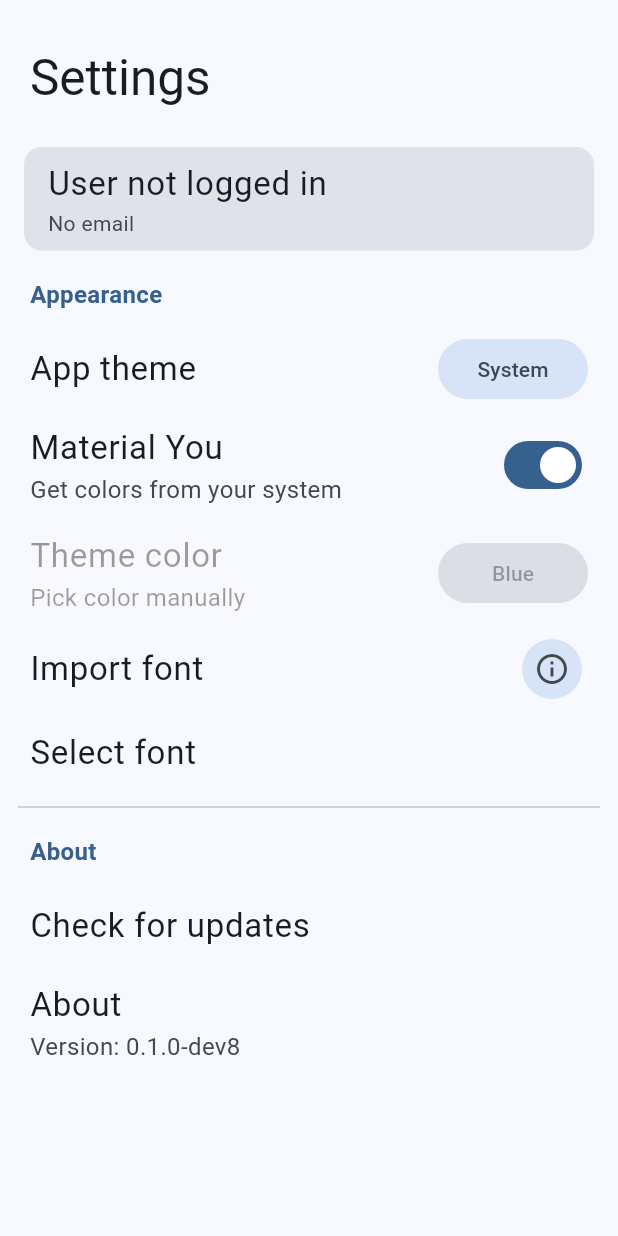
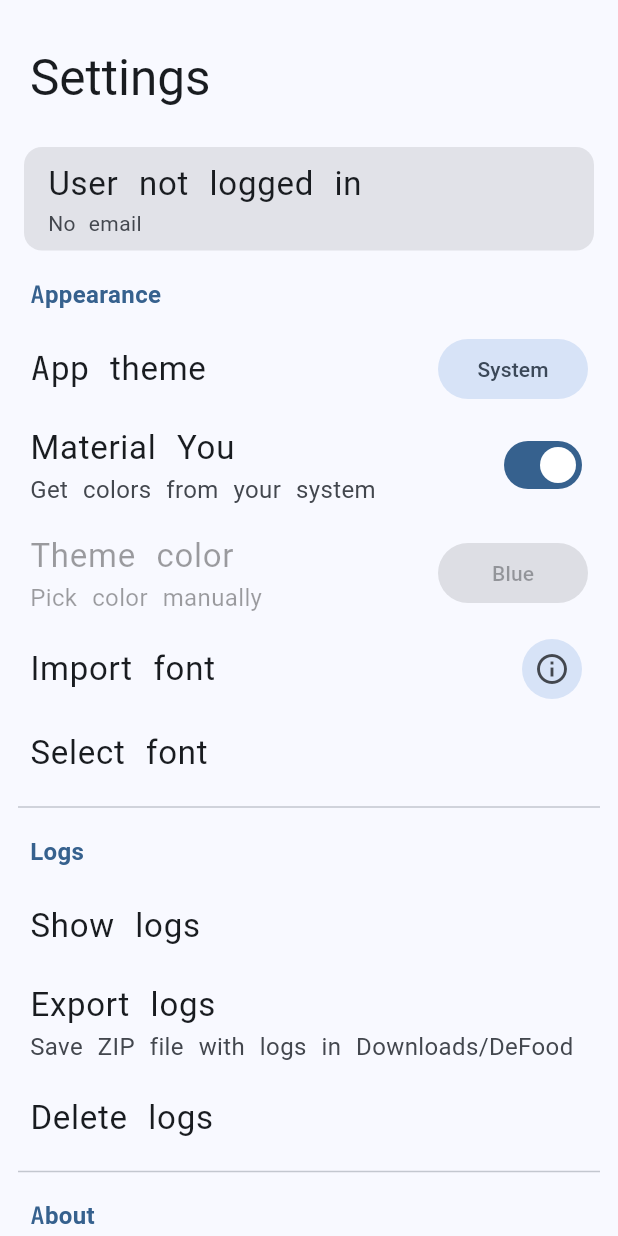
Before and after one commit to Sinneida/defood, a Flutter app: the SettingsView screen opened by its route, on a phone screen of 412 x 824 dp. Run offline on Flutter 3.47's test engine with Material 3 defaults, Android fonts, the phone set to English and light mode, and no system bars; drawn by our look-alikes of dynamic_color; our stand-ins replace device_info_plus, dio, envied, file_picker, flutter_markdown, flutter_svg and 10 more; missing offline and left inert: android_system_font, flutter_archive, flutter_logs; accounts and stored records are empty; generated files the repository leaves out were written again; Roboto replaces fonts that are missing (Gabarito).

Commit message:
port code related to logs

```diff
--- /dev/null
+++ b/lib/ui/bottom_sheets/logs_viewer/logs_viewer_model.dart
@@ -0,0 +1,20 @@
+import 'package:defood/app/app.locator.dart';
+import 'package:defood/services/logs_service.dart';
+import 'package:defood/utils/logger_helper.dart';
+import 'package:stacked/stacked.dart';
+
+class LogsViewerModel extends ReactiveViewModel with LoggerHelper {
+  final _logs = locator<LogsService>();
+
+  final List<String> log = [];
+
+  Future<void> getLogs() async {
+    try {
+      final logLines = await _logs.getLogs();
+      log.addAll(logLines);
+      rebuildUi();
+    } catch (e) {
+      logError('Failed to get logs', e);
+    }
+  }
+}
--- /dev/null
+++ b/lib/ui/bottom_sheets/logs_viewer/widgets/raw_logs/raw_logs_model.dart
@@ -0,0 +1,3 @@
+import 'package:stacked/stacked.dart';
+
+class RawLogsModel extends BaseViewModel {}
--- /dev/null
+++ b/lib/ui/views/settings/items/delete_logs/delete_logs.dart
@@ -0,0 +1,29 @@
+import 'package:defood/ui/widgets/settings/common/item_wrapper.dart';
+import 'package:flutter/material.dart';
+import 'package:stacked/stacked.dart';
+
+import 'delete_logs_model.dart';
+
+class DeleteLogs extends StackedView<DeleteLogsModel> {
+  const DeleteLogs({super.key});
+
+  @override
+  Widget builder(
+    BuildContext context,
+    DeleteLogsModel viewModel,
+    Widget? child,
+  ) {
+    return InkWell(
+      onTap: () => viewModel.deleteLogs(),
+      child: const ItemWrapper(
+        mainText: 'Delete logs',
+      ),
+    );
+  }
+
+  @override
+  DeleteLogsModel viewModelBuilder(
+    BuildContext context,
+  ) =>
+      DeleteLogsModel();
+}
--- /dev/null
+++ b/lib/ui/views/settings/items/delete_logs/delete_logs_model.dart
@@ -0,0 +1,18 @@
+import 'package:defood/app/app.locator.dart';
+import 'package:defood/models/errors/io_error.dart';
+import 'package:defood/services/logs_service.dart';
+import 'package:defood/utils/snackbar_helper.dart';
+import 'package:stacked/stacked.dart';
+
+class DeleteLogsModel extends BaseViewModel with SnackbarHelper {
+  final _logs = locator<LogsService>();
+
+  Future<void> deleteLogs() async {
+    try {
+      await _logs.deleteLogs();
+      showInfoSnack('Logs deleted');
+    } catch (e) {
+      showInfoSnack(e is IOError ? e.message : e.toString());
+    }
+  }
+}
--- /dev/null
+++ b/lib/ui/views/settings/items/export_logs/export_logs.dart
@@ -0,0 +1,30 @@
+import 'package:defood/ui/widgets/settings/common/item_wrapper.dart';
+import 'package:flutter/material.dart';
+import 'package:stacked/stacked.dart';
+
+import 'export_logs_model.dart';
+
+class ExportLogs extends StackedView<ExportLogsModel> {
+  const ExportLogs({super.key});
+
+  @override
+  Widget builder(
+    BuildContext context,
+    ExportLogsModel viewModel,
+    Widget? child,
+  ) {
+    return InkWell(
+      onTap: () => viewModel.exportLogs(),
+      child: const ItemWrapper(
+        mainText: 'Export logs',
+        secondaryText: 'Save ZIP file with logs in Downloads/DeFood',
+      ),
+    );
+  }
+
+  @override
+  ExportLogsModel viewModelBuilder(
+    BuildContext context,
+  ) =>
+      ExportLogsModel();
+}
--- /dev/null
+++ b/lib/ui/views/settings/items/export_logs/export_logs_model.dart
@@ -0,0 +1,18 @@
+import 'package:defood/app/app.locator.dart';
+import 'package:defood/models/errors/io_error.dart';
+import 'package:defood/services/logs_service.dart';
+import 'package:defood/utils/snackbar_helper.dart';
+import 'package:stacked/stacked.dart';
+
+class ExportLogsModel extends ReactiveViewModel with SnackbarHelper {
+  final _logs = locator<LogsService>();
+
+  Future<void> exportLogs() async {
+    try {
+      await _logs.exportLogs();
+      showInfoSnack('Logs exported');
+    } catch (e) {
+      showInfoSnack(e is IOError ? e.message : e.toString());
+    }
+  }
+}
--- /dev/null
+++ b/lib/ui/views/settings/items/show_logs/show_logs.dart
@@ -0,0 +1,30 @@
+import 'package:defood/ui/widgets/settings/common/item_wrapper.dart';
+import 'package:flutter/material.dart';
+import 'package:stacked/stacked.dart';
+
+import 'show_logs_model.dart';
+
+class ShowLogs extends StackedView<ShowLogsModel> {
+  const ShowLogs({super.key});
+
+  @override
+  Widget builder(
+    BuildContext context,
+    ShowLogsModel viewModel,
+    Widget? child,
+  ) {
+    return InkWell(
+      onTap: () => viewModel.showLogsViewer(),
+      onLongPress: () => viewModel.showLogsViewer(raw: true),
+      child: const ItemWrapper(
+        mainText: 'Show logs',
+      ),
+    );
+  }
+
+  @override
+  ShowLogsModel viewModelBuilder(
+    BuildContext context,
+  ) =>
+      ShowLogsModel();
+}
--- /dev/null
+++ b/lib/ui/views/settings/items/show_logs/show_logs_model.dart
@@ -0,0 +1,24 @@
+import 'package:defood/app/app.locator.dart';
+import 'package:defood/services/logs_service.dart';
+import 'package:defood/ui/bottom_sheets/logs_viewer/logs_viewer.dart';
+import 'package:defood/utils/logger_helper.dart';
+import 'package:defood/utils/snackbar_helper.dart';
+import 'package:stacked/stacked.dart';
+
+class ShowLogsModel extends BaseViewModel with SnackbarHelper, LoggerHelper {
+  final _logs = locator<LogsService>();
+
+  Future<void> showLogsViewer({bool raw = false}) async {
+    try {
+      final logsDir = await _logs.getLogsDir();
+      if (_logs.areLogsPresent(logsDir)) {
+        showLogsViewSheet(raw: raw);
+      } else {
+        showInfoSnack('No logs to show');
+      }
+    } catch (e) {
+      showInfoSnack('Error showing logs');
+      logError('Failed to show logs viewer', e);
+    }
+  }
+}
--- a/lib/ui/views/settings/settings_view.dart
+++ b/lib/ui/views/settings/settings_view.dart
@@ -3,8 +3,11 @@ import 'package:defood/ui/views/settings/items/app_theme/app_theme.dart';
 import 'package:defood/ui/views/settings/items/check_updates/check_updates.dart';
 import 'package:defood/ui/views/settings/items/custom_font_list/custom_font_list.dart';
 import 'package:defood/ui/views/settings/items/custom_theme/custom_theme.dart';
+import 'package:defood/ui/views/settings/items/delete_logs/delete_logs.dart';
+import 'package:defood/ui/views/settings/items/export_logs/export_logs.dart';
 import 'package:defood/ui/views/settings/items/import_font/import_font.dart';
 import 'package:defood/ui/views/settings/items/monet_theme/monet_theme.dart';
+import 'package:defood/ui/views/settings/items/show_logs/show_logs.dart';
 import 'package:defood/ui/views/settings/items/user_card/user_card.dart';
 import 'package:defood/ui/widgets/common/divider.dart';
 import 'package:defood/ui/widgets/settings/common/group_header.dart';
@@ -49,6 +52,11 @@ class SettingsView extends StackedView<SettingsViewModel> {
                   ImportFont(),
                   CustomFontList(),
                   ItemDivider(),
+                  GroupHeader(name: 'Logs'),
+                  ShowLogs(),
+                  ExportLogs(),
+                  DeleteLogs(),
+                  ItemDivider(),
                   GroupHeader(name: 'About'),
                   CheckUpdates(),
                   AboutApp(),
```
Also changed, not shown: lib/ui/bottom_sheets/logs_viewer/logs_viewer.dart (added, +88 -0 lines), lib/ui/bottom_sheets/logs_viewer/widgets/log_formatter/log_formatter.dart (added, +82 -0 lines), lib/ui/bottom_sheets/logs_viewer/widgets/log_formatter/log_formatter_model.dart (added, +22 -0 lines), lib/ui/bottom_sheets/logs_viewer/widgets/raw_logs/raw_logs.dart (added, +28 -0 lines).
